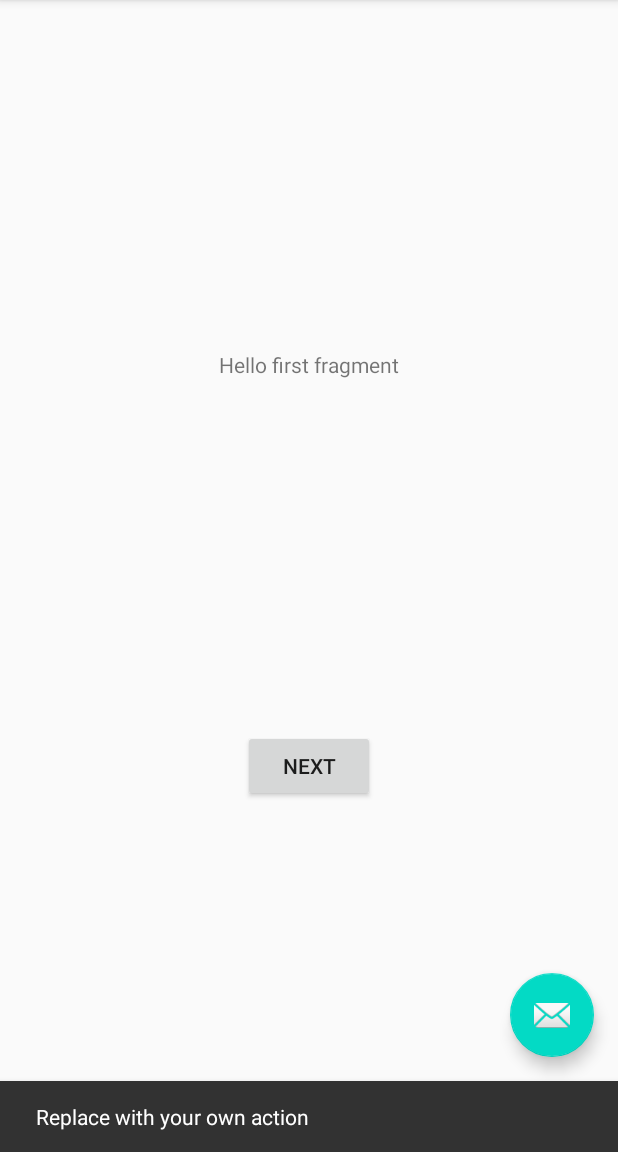
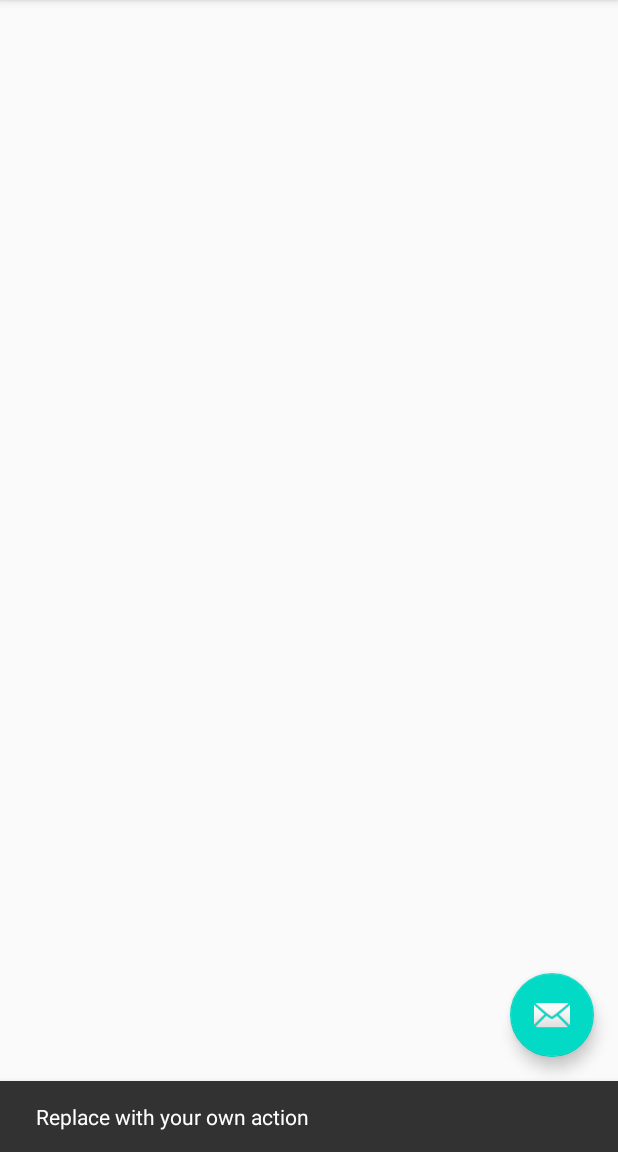
Before and after one commit to Remakswell/NotesPark, an Android app: the screen it shows after launch (MainActivity), after a tap on an icon or button, on a phone screen of 412 x 824 dp, the part 84-1236 px from its top. Run offline under Robolectric (Android 15) with nearby library versions, the phone set to English and light mode, and no system bars.

Commit message:
Removing excess code

```diff
--- a/app/src/main/java/com/notespark/FirstFragment.kt
+++ /dev/null
@@ -1,31 +0,0 @@
-package com.notespark
-
-import android.os.Bundle
-import androidx.fragment.app.Fragment
-import android.view.LayoutInflater
-import android.view.View
-import android.view.ViewGroup
-import android.widget.Button
-import androidx.navigation.fragment.findNavController
-
-/**
- * A simple [Fragment] subclass as the default destination in the navigation.
- */
-class FirstFragment : Fragment() {
-
-    override fun onCreateView(
-            inflater: LayoutInflater, container: ViewGroup?,
-            savedInstanceState: Bundle?
-    ): View? {
-        // Inflate the layout for this fragment
-        return inflater.inflate(R.layout.fragment_first, container, false)
-    }
-
-    override fun onViewCreated(view: View, savedInstanceState: Bundle?) {
-        super.onViewCreated(view, savedInstanceState)
-
-        view.findViewById<Button>(R.id.button_first).setOnClickListener {
-            findNavController().navigate(R.id.action_FirstFragment_to_SecondFragment)
-        }
-    }
-}
--- a/app/src/main/res/layout/activity_main.xml
+++ b/app/src/main/res/layout/activity_main.xml
@@ -20,8 +20,6 @@
 
     </com.google.android.material.appbar.AppBarLayout>
 
-    <include layout="@layout/content_main" />
-
     <com.google.android.material.floatingactionbutton.FloatingActionButton
         android:id="@+id/fab"
         android:layout_width="wrap_content"
--- a/app/src/main/res/layout/content_main.xml
+++ /dev/null
@@ -1,19 +0,0 @@
-<?xml version="1.0" encoding="utf-8"?>
-<androidx.constraintlayout.widget.ConstraintLayout xmlns:android="http://schemas.android.com/apk/res/android"
-    xmlns:app="http://schemas.android.com/apk/res-auto"
-    android:layout_width="match_parent"
-    android:layout_height="match_parent"
-    app:layout_behavior="@string/appbar_scrolling_view_behavior">
-
-    <fragment
-        android:id="@+id/nav_host_fragment"
-        android:name="androidx.navigation.fragment.NavHostFragment"
-        android:layout_width="0dp"
-        android:layout_height="0dp"
-        app:defaultNavHost="true"
-        app:layout_constraintBottom_toBottomOf="parent"
-        app:layout_constraintLeft_toLeftOf="parent"
-        app:layout_constraintRight_toRightOf="parent"
-        app:layout_constraintTop_toTopOf="parent"
-        app:navGraph="@navigation/nav_graph" />
-</androidx.constraintlayout.widget.ConstraintLayout>
--- a/app/src/main/res/layout/fragment_first.xml
+++ /dev/null
@@ -1,28 +0,0 @@
-<?xml version="1.0" encoding="utf-8"?>
-<androidx.constraintlayout.widget.ConstraintLayout xmlns:android="http://schemas.android.com/apk/res/android"
-    xmlns:app="http://schemas.android.com/apk/res-auto"
-    xmlns:tools="http://schemas.android.com/tools"
-    android:layout_width="match_parent"
-    android:layout_height="match_parent"
-    tools:context=".FirstFragment">
-
-    <TextView
-        android:id="@+id/textview_first"
-        android:layout_width="wrap_content"
-        android:layout_height="wrap_content"
-        android:text="@string/hello_first_fragment"
-        app:layout_constraintBottom_toTopOf="@id/button_first"
-        app:layout_constraintEnd_toEndOf="parent"
-        app:layout_constraintStart_toStartOf="parent"
-        app:layout_constraintTop_toTopOf="parent" />
-
-    <Button
-        android:id="@+id/button_first"
-        android:layout_width="wrap_content"
-        android:layout_height="wrap_content"
-        android:text="@string/next"
-        app:layout_constraintBottom_toBottomOf="parent"
-        app:layout_constraintEnd_toEndOf="parent"
-        app:layout_constraintStart_toStartOf="parent"
-        app:layout_constraintTop_toBottomOf="@id/textview_first" />
-</androidx.constraintlayout.widget.ConstraintLayout>
--- a/app/src/main/res/navigation/nav_graph.xml
+++ /dev/null
@@ -1,28 +0,0 @@
-<?xml version="1.0" encoding="utf-8"?>
-<navigation xmlns:android="http://schemas.android.com/apk/res/android"
-    xmlns:app="http://schemas.android.com/apk/res-auto"
-    xmlns:tools="http://schemas.android.com/tools"
-    android:id="@+id/nav_graph"
-    app:startDestination="@id/FirstFragment">
-
-    <fragment
-        android:id="@+id/FirstFragment"
-        android:name="com.notespark.FirstFragment"
-        android:label="@string/first_fragment_label"
-        tools:layout="@layout/fragment_first">
-
-        <action
-            android:id="@+id/action_FirstFragment_to_SecondFragment"
-            app:destination="@id/SecondFragment" />
-    </fragment>
-    <fragment
-        android:id="@+id/SecondFragment"
-        android:name="com.notespark.SecondFragment"
-        android:label="@string/second_fragment_label"
-        tools:layout="@layout/fragment_second">
-
-        <action
-            android:id="@+id/action_SecondFragment_to_FirstFragment"
-            app:destination="@id/FirstFragment" />
-    </fragment>
-</navigation>
--- a/app/src/main/res/values/strings.xml
+++ b/app/src/main/res/values/strings.xml
@@ -1,12 +1,4 @@
 <resources>
     <string name="app_name">NotesPark</string>
     <string name="action_settings">Settings</string>
-    <!-- Strings used for fragments for navigation -->
-    <string name="first_fragment_label">First Fragment</string>
-    <string name="second_fragment_label">Second Fragment</string>
-    <string name="next">Next</string>
-    <string name="previous">Previous</string>
-
-    <string name="hello_first_fragment">Hello first fragment</string>
-    <string name="hello_second_fragment">Hello second fragment. Arg: %1$s</string>
 </resources>
```
Also changed, not shown: app/src/main/java/com/notespark/SecondFragment.kt (deleted, +0 -31 lines), app/src/main/res/layout/fragment_second.xml (deleted, +0 -27 lines).
